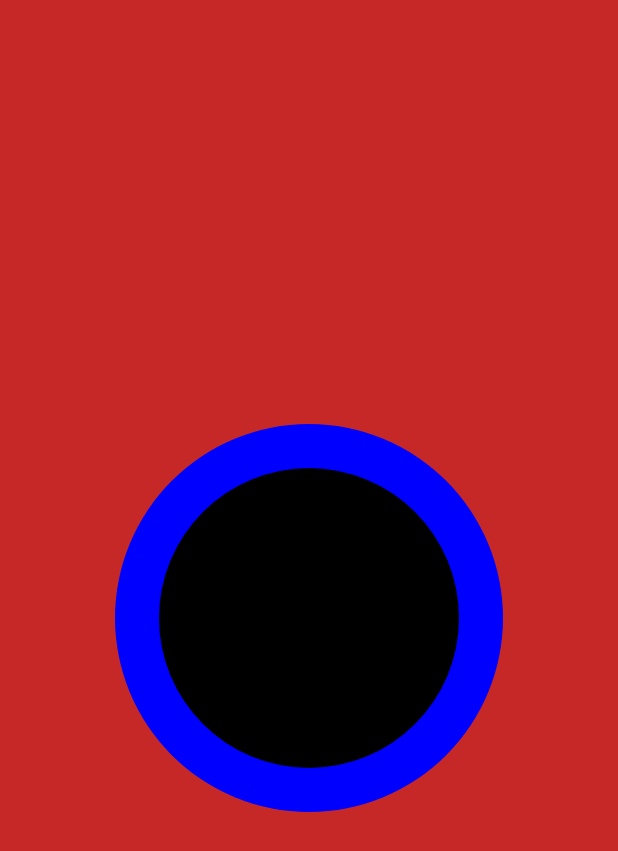
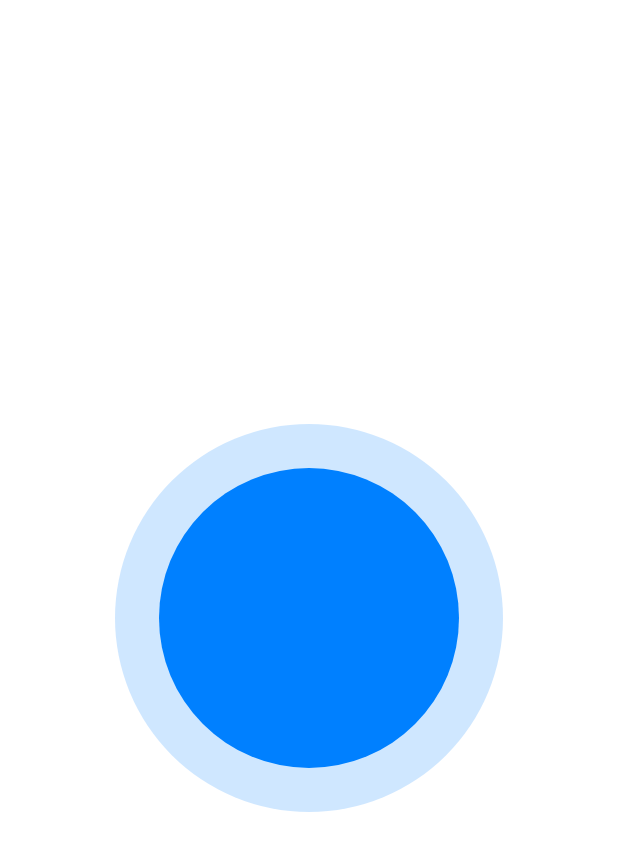
Before and after one commit to copperstick6/SexySinglesOnYourWifi, an Android app: the MatchActivity screen opened directly, with no data from a screen before it, on a phone screen of 412 x 824 dp. Shown: the top 851 px of the screen. Run offline under Robolectric (Android 15) with nearby library versions, the phone set to English and light mode, and no system bars.

Commit message:
changed colors of find match

```diff
--- a/android/app/src/main/java/com/example/ty/sexywifi/MatchView.java
+++ b/android/app/src/main/java/com/example/ty/sexywifi/MatchView.java
@@ -6,6 +6,8 @@ import android.graphics.Color;
 import android.graphics.Paint;
 import android.graphics.Rect;
 import android.view.View;
+
+import static android.graphics.Color.parseColor;
 
 /**
  * Created by ty on 2/24/18.
@@ -41,7 +43,7 @@ public class MatchView extends View {
 
     @Override
     protected void onDraw(Canvas canvas) {
-
+        canvas.drawColor(Color.WHITE);
 
         drawCircle(canvas);
         super.onDraw(canvas);
@@ -51,9 +53,9 @@ public class MatchView extends View {
         int w = getMeasuredWidth();
         int h = getMeasuredHeight();
         mCirclePaint = new Paint(Paint.ANTI_ALIAS_FLAG);
-        mCirclePaint.setColor(Color.parseColor("0xFFFFFF"));
+        mCirclePaint.setColor(Color.parseColor("#0080FF"));
         mBackgroundPaint = new Paint(Paint.ANTI_ALIAS_FLAG);
-        mBackgroundPaint.setColor(Color.BLUE);
+        mBackgroundPaint.setColor(Color.parseColor("#5066B2FF"));
 //        //Draw circle
         if (mAnimationOn) {
             if (mRadius >= MAX_RADIUS_VALUE)
--- a/android/app/src/main/res/values/colors.xml
+++ b/android/app/src/main/res/values/colors.xml
@@ -2,6 +2,6 @@
 <resources>
     <color name="colorPrimary">#C62828</color>
     <color name="colorPrimaryDark">#B71C1C</color>
-    <color name="colorAccent">#FF4081</color>
+    <color name="colorAccent">#CCE5FF</color>
     <color name="colorText">#FFFFFF</color>
 </resources>
```
Also changed, not shown: android/app/gradle/wrapper/gradle-wrapper.properties (added), 4 other files.
